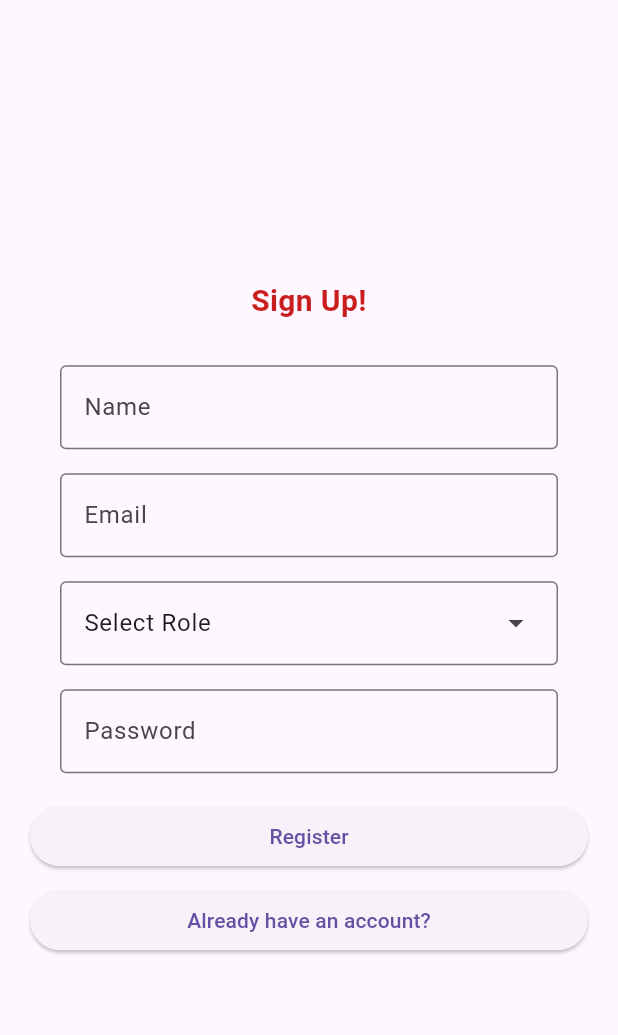
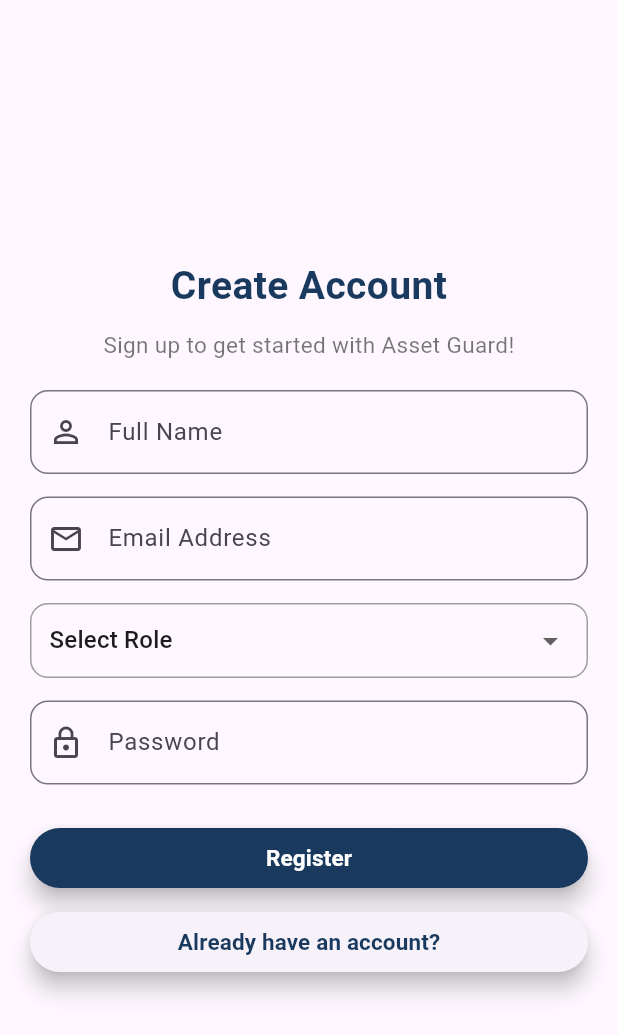
Before and after one commit to Alice2333333333/asset_guard, a Flutter app: the screen it shows after launch, after a tap on "Create a new account", on a phone screen of 412 x 824 dp. Shown: the top 1035 px of the screen. Run offline on Flutter 3.47's test engine with Material 3 defaults, Android fonts, the phone set to English and light mode, and no system bars; our stand-ins replace cloud_firestore, email_validator, firebase_auth, firebase_core, fl_chart, shared_preferences; accounts and stored records are empty; network calls fail.

Commit message:
update login and register

```diff
--- a/lib/main.dart
+++ b/lib/main.dart
@@ -48,7 +48,7 @@
         '/': (context) => const LoginPage(),
         '/register': (context) => const RegisterPage(),
         '/homepage': (context) => const Homepage(),
-        '/profile': (context) => ProfilePage(),
+        '/profile': (context) => const ProfilePage(),
         '/notification': (context) => const NotificationPage(),
         '/asset': (context) => const AssetPage(),
         '/maintenance': (context) => const MaintenanceRecord(),
--- a/lib/pages/asset_page.dart
+++ b/lib/pages/asset_page.dart
@@ -124,15 +124,17 @@
               icon: const Icon(Icons.analytics, color: Colors.white),
               label: const Text(
                 'Usage Analysis',
-                style: TextStyle(color: Colors.white),
+                style: TextStyle(
+                  fontSize: 15,
+                  color: Colors.white,
+                  fontWeight: FontWeight.bold,
+                ),
               ),
               style: ElevatedButton.styleFrom(
-                backgroundColor: const Color.fromARGB(255, 73, 121, 160),
-                padding: const EdgeInsets.symmetric(vertical: 10.0),
-                shape: RoundedRectangleBorder(
-                  borderRadius: BorderRadius.circular(12),
-                ),
-                textStyle: const TextStyle(fontSize: 17),
+                backgroundColor: const Color.fromARGB(255, 25, 58, 94),
+                padding: const EdgeInsets.symmetric(vertical: 8),
+                elevation: 6,
+                shadowColor: Colors.black.withOpacity(0.1),
               ),
             ),
             const SizedBox(height: 10),
@@ -140,18 +142,22 @@
               onPressed: () {
                 Navigator.pushNamed(context, '/maintenance', arguments: asset);
               },
-              icon: const Icon(Icons.build, color: Colors.white),
+              icon: const Icon(
+                Icons.build,
+                color: Color.fromARGB(255, 25, 58, 94),
+              ),
               label: const Text(
                 'Maintenance Records',
-                style: TextStyle(color: Colors.white),
+                style: TextStyle(
+                  fontSize: 15,
+                  color: Color.fromARGB(255, 25, 58, 94),
+                  fontWeight: FontWeight.bold,
+                ),
               ),
               style: ElevatedButton.styleFrom(
-                backgroundColor: const Color.fromARGB(255, 73, 121, 160),
-                padding: const EdgeInsets.symmetric(vertical: 10.0),
-                shape: RoundedRectangleBorder(
-                  borderRadius: BorderRadius.circular(12),
-                ),
-                textStyle: const TextStyle(fontSize: 17),
+                padding: const EdgeInsets.symmetric(vertical: 8),
+                elevation: 3,
+                shadowColor: Colors.black.withOpacity(1),
               ),
             ),
           ],
--- a/lib/pages/login_page.dart
+++ b/lib/pages/login_page.dart
@@ -1,5 +1,4 @@
 import 'dart:developer';
-
 import 'package:flutter/material.dart';
 import 'package:asset_guard/provider/auth_provider.dart';
 
@@ -12,87 +11,124 @@
 
 class _LoginPageState extends State<LoginPage> {
   final _auth = AuthProvider();
-
   final _email = TextEditingController();
   final _password = TextEditingController();
 
   @override
   void dispose() {
-    super.dispose();
     _email.dispose();
     _password.dispose();
+    super.dispose();
   }
 
   @override
   Widget build(BuildContext context) {
     return Scaffold(
       body: Center(
+        child: SingleChildScrollView(
           child: Padding(
-          padding:
-              const EdgeInsets.all(20.0),
-          child: ListView(
-            shrinkWrap:
-                true,
+            padding: const EdgeInsets.symmetric(horizontal: 25.0),
+            child: Column(
+              mainAxisSize: MainAxisSize.min,
               children: [
-              Image.network(
-                'https://logos-world.net/wp-content/uploads/2022/07/Hilti-Logo.png',
-                height: 150,
-                width: 150,
+                Image.asset(
+                  'assets/images/logo.png',
+                  height: 100,
+                  width: 100,
                 ),
                 const SizedBox(height: 20),
                 const Text(
                   'Welcome to Asset Guard!',
                   textAlign: TextAlign.center,
                   style: TextStyle(
-                  fontSize: 20,
+                    fontSize: 24,
                     fontWeight: FontWeight.bold,
-                  color: Color.fromARGB(255, 202, 29, 29),
+                    color: Color.fromARGB(255, 25, 58, 94),
                   ),
                 ),
-              const SizedBox(height: 20),
-              Padding(
-                padding: const EdgeInsets.all(8.0),
-                child: TextField(
+                const SizedBox(height: 30),
+                TextField(
                   controller: _email,
                   textInputAction: TextInputAction.next,
-                  decoration: const InputDecoration(
-                    border: OutlineInputBorder(),
+                  decoration: InputDecoration(
                     labelText: 'Email',
+                    border: OutlineInputBorder(
+                      borderRadius: BorderRadius.circular(12),
+                    ),
+                    focusedBorder: OutlineInputBorder(
+                      borderSide: const BorderSide(
+                          color: Color.fromARGB(255, 144, 181, 212), width: 2),
+                      borderRadius: BorderRadius.circular(12),
+                    ),
+                    prefixIcon:
+                        const Icon(Icons.email_outlined, color: Colors.grey),
                   ),
                 ),
-              ),
-              Padding(
-                padding: const EdgeInsets.fromLTRB(8, 8, 8, 8),
-                child: TextField(
+                const SizedBox(height: 15),
+                TextField(
                   controller: _password,
                   obscureText: true,
-                  decoration: const InputDecoration(
-                    border: OutlineInputBorder(),
+                  decoration: InputDecoration(
                     labelText: 'Password',
+                    border: OutlineInputBorder(
+                      borderRadius: BorderRadius.circular(12),
+                    ),
+                    focusedBorder: OutlineInputBorder(
+                      borderSide: const BorderSide(
+                          color: Color.fromARGB(255, 144, 181, 212), width: 2),
+                      borderRadius: BorderRadius.circular(12),
+                    ),
+                    prefixIcon:
+                        const Icon(Icons.lock_outline, color: Colors.grey),
+                  ),
+                ),
+                const SizedBox(height: 25),
+                SizedBox(
+                  width: double.infinity,
+                  child: ElevatedButton(
+                    onPressed: () {
+                      _login();
+                    },
+                    style: ElevatedButton.styleFrom(
+                      backgroundColor: const Color.fromARGB(255, 25, 58, 94),
+                      padding: const EdgeInsets.symmetric(vertical: 8),
+                      elevation: 6,
+                      shadowColor: Colors.black.withOpacity(1),
+                    ),
+                    child: const Text(
+                      'Login',
+                      style: TextStyle(
+                        fontSize: 15,
+                        color: Colors.white,
+                        fontWeight: FontWeight.bold,
+                      ),
                     ),
                   ),
                 ),
                 const SizedBox(height: 10),
                 SizedBox(
-                width: 330,
-                child: ElevatedButton(
-                  onPressed: () {
-                    _login();
-                  },
-                  child: const Text('Login'),
-                ),
-              ),
-              const SizedBox(height: 8),
-              SizedBox(
-                width: 330,
+                  width: double.infinity,
                   child: ElevatedButton(
                     onPressed: () {
                       Navigator.pushReplacementNamed(context, '/register');
                     },
-                  child: const Text('Create a new account'),
+                    style: ElevatedButton.styleFrom(
+                      padding: const EdgeInsets.symmetric(vertical: 8),
+                      elevation: 6,
+                      shadowColor: Colors.black.withOpacity(1),
+                    ),
+                    child: const Text(
+                      'Create a new account',
+                      style: TextStyle(
+                        fontSize: 15,
+                        color: Color.fromARGB(255, 25, 58, 94),
+                        fontWeight: FontWeight.bold,
+                      ),
+                    ),
                   ),
                 ),
               ],
+            ),
           ),
         ),
       ),
@@ -103,8 +139,11 @@
     final user = await _auth.loginUser(_email.text, _password.text);
     if (user != null) {
       log("User Logged In");
+      if (mounted) {
         Navigator.pushReplacementNamed(context, '/homepage');
+      }
     } else {
+      if (mounted) {
         ScaffoldMessenger.of(context).showSnackBar(
           const SnackBar(
             content: Text('Invalid email and password'),
@@ -114,3 +153,4 @@
       }
     }
   }
+}
--- a/lib/pages/register_page.dart
+++ b/lib/pages/register_page.dart
@@ -16,90 +16,112 @@
   String selectedRole = 'Select Role';
 
   final _auth = AuthProvider();
-
   final _name = TextEditingController();
   final _email = TextEditingController();
   final _password = TextEditingController();
 
   @override
   void dispose() {
-    super.dispose();
     _name.dispose();
     _email.dispose();
     _password.dispose();
+    super.dispose();
   }
 
   @override
   Widget build(BuildContext context) {
     return Scaffold(
       body: Center(
+        child: SingleChildScrollView(
           child: Padding(
-          padding: const EdgeInsets.all(20.0),
+            padding: const EdgeInsets.symmetric(horizontal: 20.0),
             child: ListView(
               shrinkWrap: true,
               children: [
                 const Text(
-                'Sign Up!',
-                textAlign: TextAlign.center, // Center the text
+                  'Create Account',
+                  textAlign: TextAlign.center,
                   style: TextStyle(
-                  fontSize: 20,
+                    fontSize: 26,
                     fontWeight: FontWeight.bold,
-                  color: Color.fromARGB(255, 202, 29, 29),
+                    color: Color.fromARGB(255, 25, 58, 94),
+                  ),
+                ),
+                const SizedBox(height: 10),
+                const Text(
+                  'Sign up to get started with Asset Guard!',
+                  textAlign: TextAlign.center,
+                  style: TextStyle(
+                    fontSize: 15,
+                    color: Colors.black54,
                   ),
                 ),
                 const SizedBox(height: 20),
-              Padding(
-                padding: const EdgeInsets.fromLTRB(20, 8, 20, 8),
-                child: TextField(
+                TextField(
                   controller: _name,
                   textInputAction: TextInputAction.next,
-                  decoration: const InputDecoration(
-                    border: OutlineInputBorder(),
-                    labelText: 'Name',
+                  decoration: InputDecoration(
+                    labelText: 'Full Name',
+                    border: OutlineInputBorder(
+                      borderRadius: BorderRadius.circular(12),
+                    ),
+                    prefixIcon: const Icon(Icons.person_outline),
+                  ),
+                ),
+                const SizedBox(height: 15),
+                TextField(
+                  controller: _email,
+                  textInputAction: TextInputAction.next,
+                  decoration: InputDecoration(
+                    labelText: 'Email Address',
+                    border: OutlineInputBorder(
+                      borderRadius: BorderRadius.circular(12),
+                    ),
+                    prefixIcon: const Icon(Icons.email_outlined),
+                  ),
+                ),
+                const SizedBox(height: 15),
+                Container(
+                  padding: const EdgeInsets.symmetric(horizontal: 12),
+                  decoration: BoxDecoration(
+                    border: Border.all(color: Colors.grey),
+                    borderRadius: BorderRadius.circular(12),
+                  ),
+                  child: DropdownButtonHideUnderline(
+                    child: DropdownButton<String>(
+                      value: selectedRole,
+                      isExpanded: true,
+                      icon: const Icon(Icons.arrow_drop_down),
+                      onChanged: (String? newValue) {
+                        setState(() {
+                          selectedRole = newValue!;
+                          role.remove('Select Role');
+                        });
+                      },
+                      items: role.map<DropdownMenuItem<String>>(
+                        (String value) {
+                          return DropdownMenuItem<String>(
+                            value: value,
+                            child: Text(value),
+                          );
+                        },
+                      ).toList(),
                     ),
                   ),
                 ),
-              Padding(
-                padding: const EdgeInsets.fromLTRB(20, 8, 20, 8),
-                child: TextField(
-                  controller: _email,
-                  textInputAction: TextInputAction.next,
-                  decoration: const InputDecoration(
-                    border: OutlineInputBorder(),
-                    labelText: 'Email',
+                const SizedBox(height: 15),
+                TextField(
+                  controller: _password,
+                  obscureText: true,
+                  decoration: InputDecoration(
+                    labelText: 'Password',
+                    border: OutlineInputBorder(
+                      borderRadius: BorderRadius.circular(12),
+                    ),
+                    prefixIcon: const Icon(Icons.lock_outline),
                   ),
                 ),
-              ),
-              Padding(
-                padding: const EdgeInsets.fromLTRB(20, 8, 20, 8),
-                child: DropdownMenu<String>(
-                  initialSelection: selectedRole,
-                  expandedInsets: EdgeInsets.zero,
-                  onSelected: (String? value) {
-                    setState(() {
-                      selectedRole = value!;
-                      role.remove('Select Role');
-                    });
-                  },
-                  dropdownMenuEntries:
-                      role.map<DropdownMenuEntry<String>>((String value) {
-                    return DropdownMenuEntry<String>(
-                        value: value, label: value);
-                  }).toList(),
-                ),
-              ),
-              Padding(
-                padding: const EdgeInsets.fromLTRB(20, 8, 20, 8),
-                child: TextField(
-                  controller: _password,
-                  obscureText: true,
-                  decoration: const InputDecoration(
-                    border: OutlineInputBorder(),
-                    labelText: 'Password',
-                  ),
-                ),
-              ),
-              const SizedBox(height: 10),
+                const SizedBox(height: 25),
                 SizedBox(
                   width: 330,
                   child: ElevatedButton(
@@ -116,8 +138,8 @@
                       } else if (password.length < 6) {
                         ScaffoldMessenger.of(context).showSnackBar(
                           const SnackBar(
-                          content:
-                              Text('Password should be at least 6 characters'),
+                            content: Text(
+                                'Password should be at least 6 characters'),
                             duration: Duration(seconds: 2),
                           ),
                         );
@@ -125,7 +147,20 @@
                         _signup();
                       }
                     },
-                  child: const Text('Register'),
+                    style: ElevatedButton.styleFrom(
+                      backgroundColor: const Color.fromARGB(255, 25, 58, 94),
+                      padding: const EdgeInsets.symmetric(vertical: 8),
+                      elevation: 6,
+                      shadowColor: Colors.black.withOpacity(1),
+                    ),
+                    child: const Text(
+                      'Register',
+                      style: TextStyle(
+                        fontSize: 15,
+                        color: Colors.white,
+                        fontWeight: FontWeight.bold,
+                      ),
+                    ),
                   ),
                 ),
                 const SizedBox(height: 8),
@@ -135,10 +170,23 @@
                     onPressed: () {
                       Navigator.pushReplacementNamed(context, '/');
                     },
-                  child: const Text('Already have an account?'),
+                    style: ElevatedButton.styleFrom(
+                      padding: const EdgeInsets.symmetric(vertical: 8),
+                      elevation: 6,
+                      shadowColor: Colors.black.withOpacity(1),
+                    ),
+                    child: const Text(
+                      'Already have an account?',
+                      style: TextStyle(
+                        fontSize: 15,
+                        color: Color.fromARGB(255, 25, 58, 94),
+                        fontWeight: FontWeight.bold,
+                      ),
+                    ),
                   ),
                 ),
               ],
+            ),
           ),
         ),
       ),
--- a/lib/pages/usage.dart
+++ b/lib/pages/usage.dart
@@ -211,6 +211,7 @@
                       'Total Usage: ${totalUsage.toStringAsFixed(2)} hours',
                       textAlign: TextAlign.center,
                       style: const TextStyle(
+                        color: Color.fromARGB(255, 25, 58, 94),
                         fontSize: 16,
                         fontWeight: FontWeight.bold,
                       ),
@@ -231,6 +232,7 @@
                         Text(
                           'Remaining Usage: ${remainingUsage.toStringAsFixed(2)} hours',
                           style: const TextStyle(
+                            color: Color.fromARGB(255, 25, 58, 94),
                             fontSize: 16,
                             fontWeight: FontWeight.bold,
                           ),
```
Lines whose indentation alone changed are shown as unchanged.
